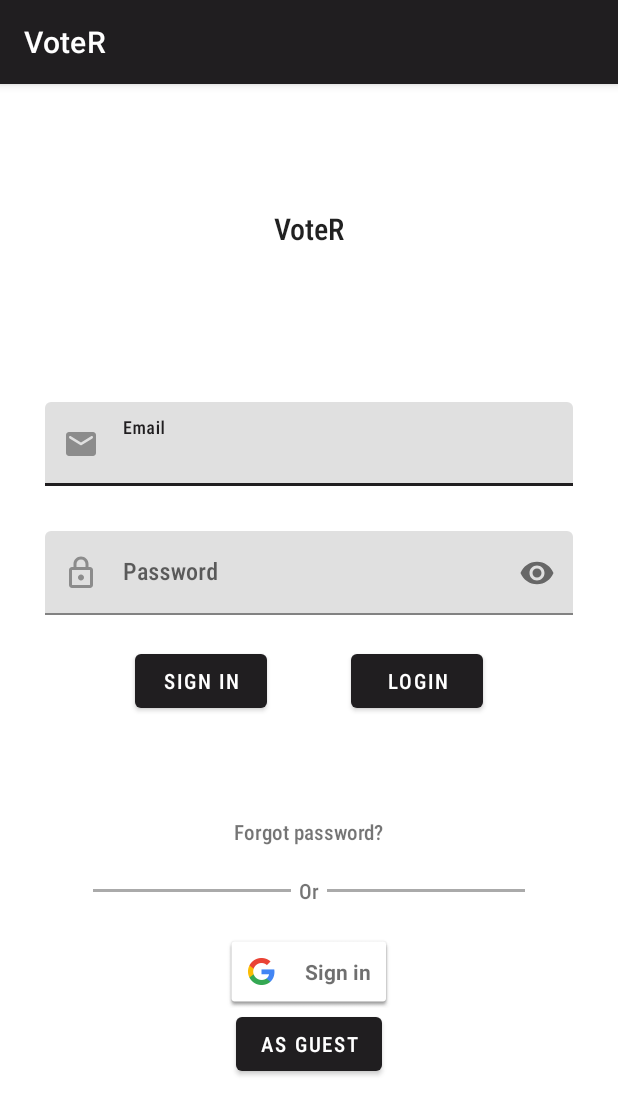
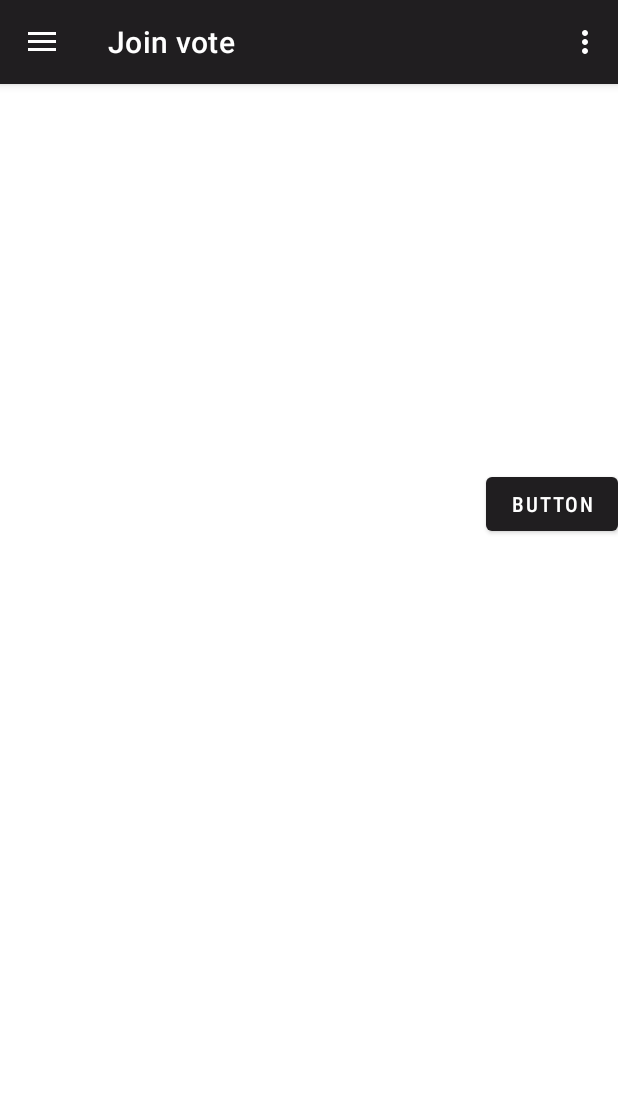
Before and after one commit to BotondProhaszka/VoteR, an Android app: the screen it shows after launch (LoginActivity before the commit, MainActivity after it), on a phone screen of 412 x 824 dp. Shown: the top 1115 px of the screen. Run offline under Robolectric (Android 15) with nearby library versions, the phone set to English and light mode, and no system bars; our stand-ins replace Firebase (no records; nobody signed in at launch, a user with empty details on screens opened directly), navigation-ui; 4 statements that could not run were skipped.

Commit message:
Init join, create vote and draw fragments

```diff
--- a/app/src/main/java/hu/bme/aut/voter/activities/LoginActivity.kt
+++ b/app/src/main/java/hu/bme/aut/voter/activities/LoginActivity.kt
@@ -2,19 +2,14 @@ package hu.bme.aut.voter.activities
 
 import android.content.Intent
 import android.os.Bundle
-import android.util.Log
 import android.widget.Toast
 import androidx.appcompat.app.AppCompatActivity
-import com.google.android.gms.auth.api.signin.GoogleSignIn
-import com.google.android.gms.auth.api.signin.GoogleSignInAccount
-import com.google.firebase.auth.FirebaseUser
-import com.google.firebase.auth.ktx.auth
-import com.google.firebase.ktx.Firebase
 import hu.bme.aut.voter.R
 import hu.bme.aut.voter.databinding.ActivityLoginBinding
 import hu.bme.aut.voter.dialog.LoginAsGuestDialog
 import hu.bme.aut.voter.model.EmailUser
 import hu.bme.aut.voter.model.GoogleUser
+import hu.bme.aut.voter.model.GuestUser
 import hu.bme.aut.voter.services.EmailLoginService
 import hu.bme.aut.voter.services.GoogleLoginService
 
@@ -38,6 +33,11 @@ class LoginActivity : AppCompatActivity() {
 
     override fun onStart() {
         super.onStart()
+        val intent = Intent(this, MainActivity::class.java)
+        intent.putExtra(MainActivity.TAG_USER, GuestUser(resources.getStringArray(R.array.usernames).random()))
+        intent.addFlags(Intent.FLAG_ACTIVITY_CLEAR_TASK or Intent.FLAG_ACTIVITY_NEW_TASK)
+        startActivity(intent)
+        this.finish()
         googleLoginService.getLastSignedInAccount()?.let { googleLoginSuccess(it) }
         emailLoginService.getLastSignedInAccount()?.let { emailLoginSuccess(it) }
     }
--- a/app/src/main/java/hu/bme/aut/voter/fragments/JoinVoteFragment.kt
+++ b/app/src/main/java/hu/bme/aut/voter/fragments/JoinVoteFragment.kt
@@ -1,8 +1,22 @@
 package hu.bme.aut.voter.fragments
 
+import android.os.Bundle
+import android.view.LayoutInflater
+import android.view.View
+import android.view.ViewGroup
 import androidx.fragment.app.Fragment
+import hu.bme.aut.voter.databinding.FragmentJoinVoteBinding
 
 class JoinVoteFragment : Fragment() {
+    private lateinit var binding: FragmentJoinVoteBinding
 
+    override fun onCreateView(
+        inflater: LayoutInflater,
+        container: ViewGroup?,
+        savedInstanceState: Bundle?
+    ): View {
+        binding = FragmentJoinVoteBinding.inflate(layoutInflater, container, false)
+        return binding.root
+    }
 
 }
--- a/app/src/main/res/layout/fragment_join_vote.xml
+++ b/app/src/main/res/layout/fragment_join_vote.xml
@@ -19,4 +19,13 @@
         app:layout_constraintEnd_toEndOf="parent"
         app:layout_constraintStart_toStartOf="parent"
         app:layout_constraintTop_toTopOf="parent" />
+
+    <Button
+        android:id="@+id/button3"
+        android:layout_width="wrap_content"
+        android:layout_height="wrap_content"
+        android:layout_marginBottom="98dp"
+        android:text="Button"
+        app:layout_constraintBottom_toBottomOf="@+id/text_home"
+        app:layout_constraintEnd_toEndOf="parent" />
 </androidx.constraintlayout.widget.ConstraintLayout>
```
Also changed, not shown: app/src/main/java/hu/bme/aut/voter/fragments/CreateVoteFragment.kt (+15 -0 lines), app/src/main/java/hu/bme/aut/voter/fragments/DrawFragment.kt (+16 -0 lines), app/src/main/res/layout/fragment_create_vote.xml (+4 -8 lines), app/src/main/res/layout/fragment_draw.xml (+8 -0 lines), app/src/main/java/hu/bme/aut/voter/services/EmailLoginService.kt (line endings or trailing spaces).
